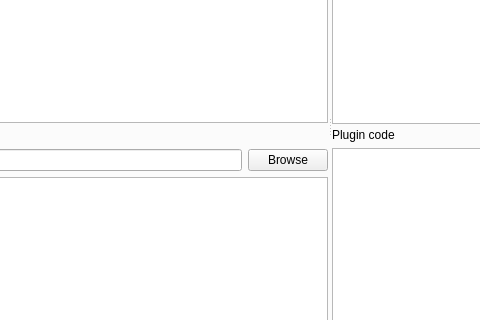
Old version of the form boris/preferences.ui in the repository olivierfriard/BORIS; both pictures show x 156 to 636 and y 251 to 571 of the 899 by 757 pixel window.
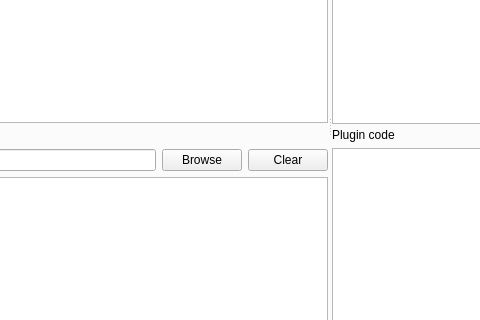
New version of the form. The open tabs and pages were chosen to show the change.

```diff
--- a/boris/preferences.ui
+++ b/boris/preferences.ui
@@ -414,6 +414,16 @@
                  </property>
                 </widget>
                </item>
+               <item>
+                <widget class="QPushButton" name="pb_clear_plugins_dir">
+                 <property name="toolTip">
+                  <string>Clear the personal plugins path without deleting files</string>
+                 </property>
+                 <property name="text">
+                  <string>Clear</string>
+                 </property>
+                </widget>
+               </item>
               </layout>
              </item>
              <item>
```
